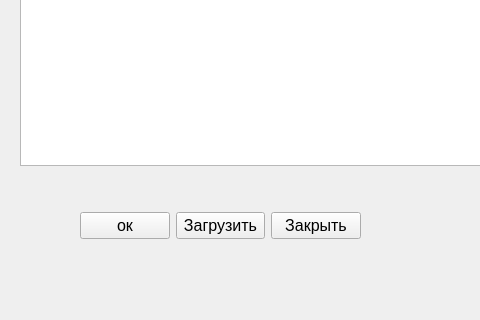
Above: qt_version/ui/add_parts_form.ui from kerniee/abp_final_plz_work before the change; both pictures show x 0 to 480 and y 185 to 505 of the 696 by 505 pixel window. Below: the same form after it.
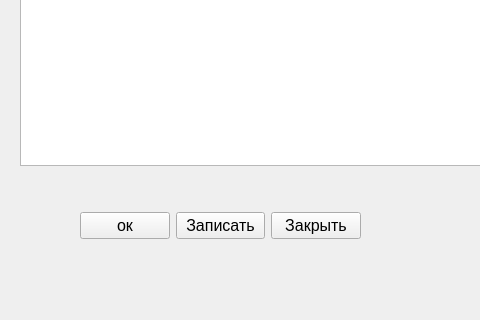
That is the form after the change.

Commit message: Правка названия кнопки

```diff
--- a/qt_version/ui/add_parts_form.ui
+++ b/qt_version/ui/add_parts_form.ui
@@ -44,7 +44,7 @@
         </font>
        </property>
        <property name="text">
-        <string>Загрузить</string>
+        <string>Записать</string>
        </property>
       </widget>
      </item>
```
